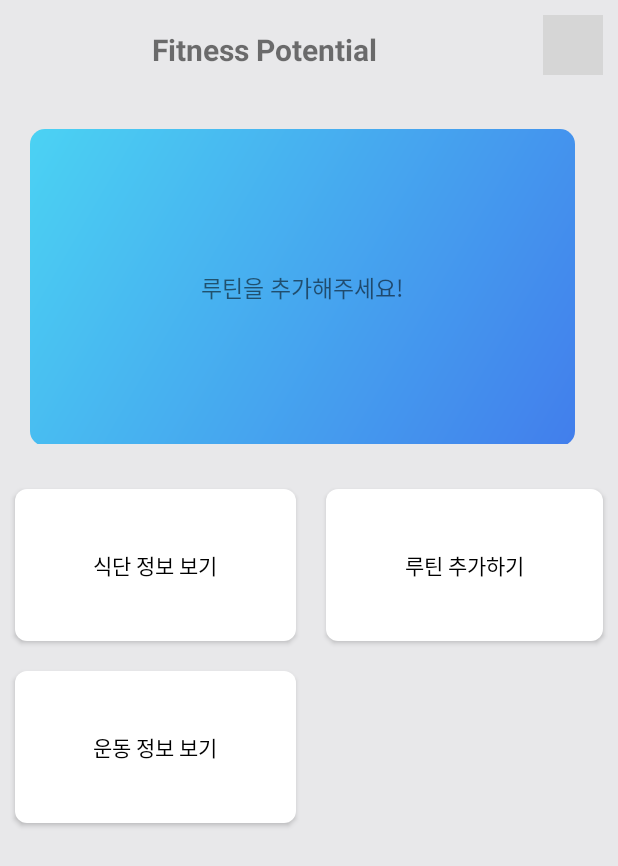
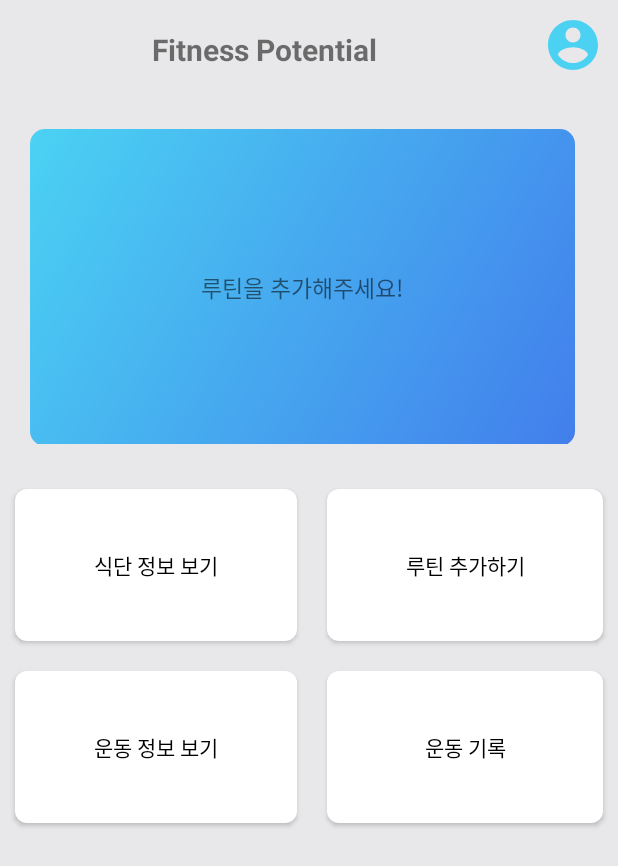
Before and after one commit to komh0086/MP_Project, an Android app: the screen it shows after launch (MainActivity), on a phone screen of 412 x 824 dp. Shown: the top 866 px of the screen. Run offline under Robolectric (Android 15) with nearby library versions, the phone set to English and light mode, and no system bars; grey boxes are pictures that could not be loaded.

Commit message:
add userInfo custom dialog & history

```diff
--- a/app/src/main/AndroidManifest.xml
+++ b/app/src/main/AndroidManifest.xml
@@ -25,6 +25,7 @@
         <activity android:name=".view.AddRoutine"/>
         <activity android:name=".view.DietInfo" />
         <activity android:name=".view.FitnessInfo"/>
+        <activity android:name=".view.History"/>
     </application>
 
 </manifest>
--- a/app/src/main/java/com/example/mp_project/view/MainActivity.java
+++ b/app/src/main/java/com/example/mp_project/view/MainActivity.java
@@ -2,6 +2,7 @@ package com.example.mp_project.view;
 
 import androidx.appcompat.app.AppCompatActivity;
 
+import android.app.Dialog;
 import android.content.Context;
 import android.content.Intent;
 import android.os.Bundle;
@@ -21,7 +22,7 @@ import com.example.mp_project.view.component.RoutineCard;
 public class MainActivity extends AppCompatActivity {
     public static Context mycontext;
     ImageButton Btn_myInfo;
-    Button Btn_addRoutine, Btn_dietInfo, Btn_fitnessInfo;
+    Button Btn_addRoutine, Btn_dietInfo, Btn_fitnessInfo, Btn_history;
     LinearLayout routine_card_layout;
     LayoutInflater mInflater;
     @Override
@@ -43,6 +44,7 @@ public class MainActivity extends AppCompatActivity {
         Btn_dietInfo = (Button) findViewById(R.id.Btn_diet);
         Btn_addRoutine = (Button) findViewById(R.id.Btn_addRoutine);
         Btn_myInfo = (ImageButton) findViewById(R.id.Btn_myInfo);
+        Btn_history = (Button) findViewById(R.id.Btn_history);
         routine_card_layout = (LinearLayout) findViewById(R.id.routine_card_layout);
     }
 
@@ -57,13 +59,22 @@ public class MainActivity extends AppCompatActivity {
         Btn_myInfo.setOnClickListener(new View.OnClickListener() {
             @Override
             public void onClick(View view) {
-                System.exit(0);
+                Dialog dialog = new Dialog(MainActivity.this);
+                dialog.setContentView(R.layout.my_info);
+                dialog.show();
             }
         });
         Btn_addRoutine.setOnClickListener(new View.OnClickListener() {
             @Override
             public void onClick(View view) {
                 Intent intent = new Intent(getApplicationContext(), AddRoutine.class);
+                startActivity(intent);
+            }
+        });
+        Btn_history.setOnClickListener(new View.OnClickListener() {
+            @Override
+            public void onClick(View view) {
+                Intent intent = new Intent(getApplicationContext(), History.class);
                 startActivity(intent);
             }
         });
--- /dev/null
+++ b/app/src/main/res/drawable/user_img.xml
@@ -0,0 +1,5 @@
+<vector android:height="24dp" android:tint="#4BD2F3"
+    android:viewportHeight="24" android:viewportWidth="24"
+    android:width="24dp" xmlns:android="http://schemas.android.com/apk/res/android">
+    <path android:fillColor="@android:color/white" android:pathData="M12,2C6.48,2 2,6.48 2,12s4.48,10 10,10 10,-4.48 10,-10S17.52,2 12,2zM12,5c1.66,0 3,1.34 3,3s-1.34,3 -3,3 -3,-1.34 -3,-3 1.34,-3 3,-3zM12,19.2c-2.5,0 -4.71,-1.28 -6,-3.22 0.03,-1.99 4,-3.08 6,-3.08 1.99,0 5.97,1.09 6,3.08 -1.29,1.94 -3.5,3.22 -6,3.22z"/>
+</vector>
--- a/app/src/main/res/layout/activity_main.xml
+++ b/app/src/main/res/layout/activity_main.xml
@@ -33,6 +33,7 @@
             android:layout_margin="10dp"
             android:focusableInTouchMode="true"
             android:src="@drawable/user_img"
+            android:backgroundTint="#00000000"
             android:scaleType="centerCrop"
             android:padding="0sp"/>
 
@@ -113,6 +114,20 @@
             android:padding="40dp"
             android:text="운동 정보 보기"
             android:textColor="@color/black" />
+
+        <androidx.appcompat.widget.AppCompatButton
+            android:id="@+id/Btn_history"
+            android:layout_width="wrap_content"
+            android:layout_height="wrap_content"
+            android:layout_row="1"
+            android:layout_rowWeight="1"
+            android:layout_column="1"
+            android:layout_columnWeight="1"
+            android:layout_margin="10dp"
+            android:background="@drawable/button_selector"
+            android:padding="40dp"
+            android:text="운동 기록"
+            android:textColor="@color/black" />
     </GridLayout>
 
 </LinearLayout>
--- a/app/src/main/res/values/strings.xml
+++ b/app/src/main/res/values/strings.xml
@@ -11,4 +11,5 @@
     <string name="fitness_info">운동 정보</string>
     <string name="diet_info">식단정보</string>
     <string name="add_routine">루틴 추가</string>
+    <string name="history">운동 기록</string>
 </resources>
```
Also changed, not shown: app/src/main/java/com/example/mp_project/view/History.java (added, +50 -0 lines), app/src/main/res/layout/history.xml (added, +51 -0 lines), app/src/main/res/layout/my_info.xml (added, +60 -0 lines).
